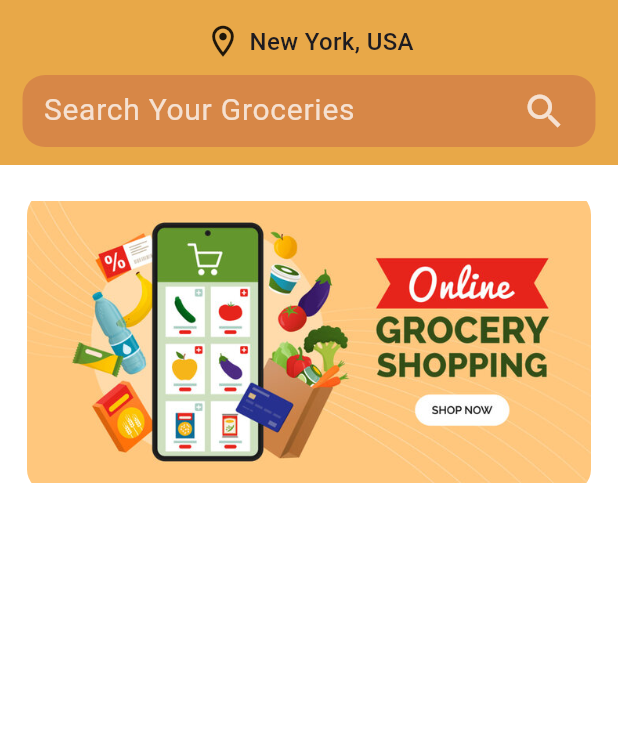
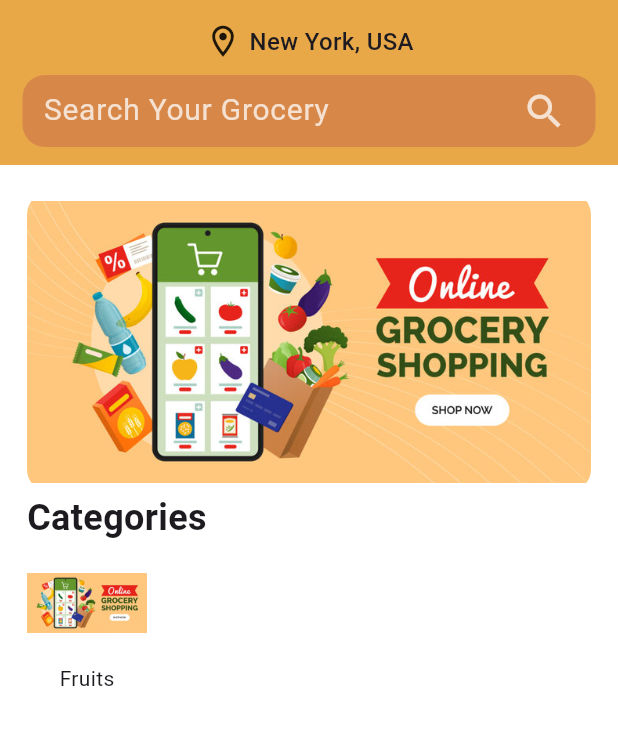
Before and after one commit to satyam044/Fresh-Market-App, a Flutter app: the HomePage screen opened directly, on a phone screen of 412 x 824 dp, the part 69-814 px from its top. Run offline on Flutter 3.47's test engine with Material 3 defaults, Android fonts, the light colour scheme and no system bars.

Commit message:
Small Fix

```diff
--- a/lib/pages/home_page.dart
+++ b/lib/pages/home_page.dart
@@ -16,7 +16,30 @@ class HomePage extends StatelessWidget {
       body: Container(
         child: Padding(
           padding: const EdgeInsets.all(18.0),
-          child: BannerWidget(),
+          child: Column(
+            children: [
+              BannerWidget(),
+              Column(
+                crossAxisAlignment: CrossAxisAlignment.start,
+                children: [
+                  Text('Categories', style: TextStyle(
+                    fontSize: 24,
+                    fontWeight: FontWeight.bold,
+                  ),),
+                  Row(
+                    children: [
+                      Column(
+                        children: [
+                          Image.asset('assets/images/banner.jpg', height: 80, width: 80, fit: BoxFit.contain,),
+                          Text('Fruits'),
+                        ],
+                      )
+                    ],
+                  )
+                ],
+              )
+            ],
+          )
         ),
       ),
     );
--- a/lib/widgets/app_bar_widget.dart
+++ b/lib/widgets/app_bar_widget.dart
@@ -58,7 +58,7 @@ class AppBarWidget extends StatelessWidget implements PreferredSizeWidget {
                     child: TextField(
                       decoration: InputDecoration(
                         border: InputBorder.none,
-                        hintText: "Search Your Groceries",
+                        hintText: "Search Your Grocery",
                         hintStyle: TextStyle(
                           color: Color.fromARGB(192, 255, 255, 255),
                           fontSize: 20,
```
Also changed, not shown: assets/images/vegges.png (added), 1 other file.
